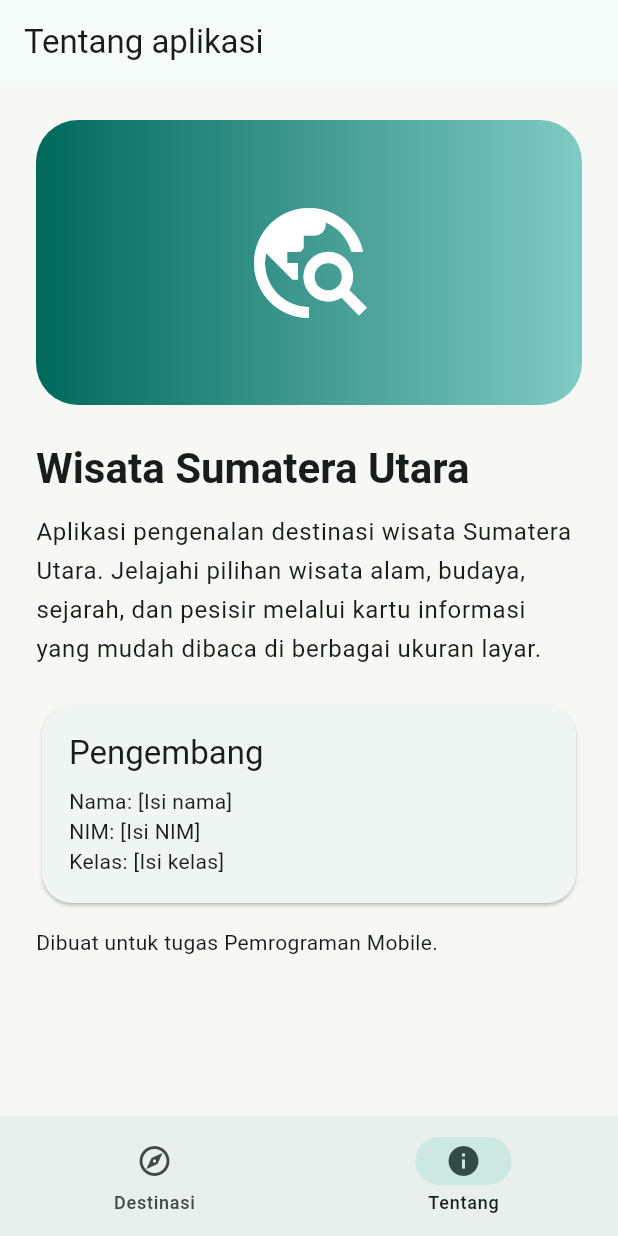
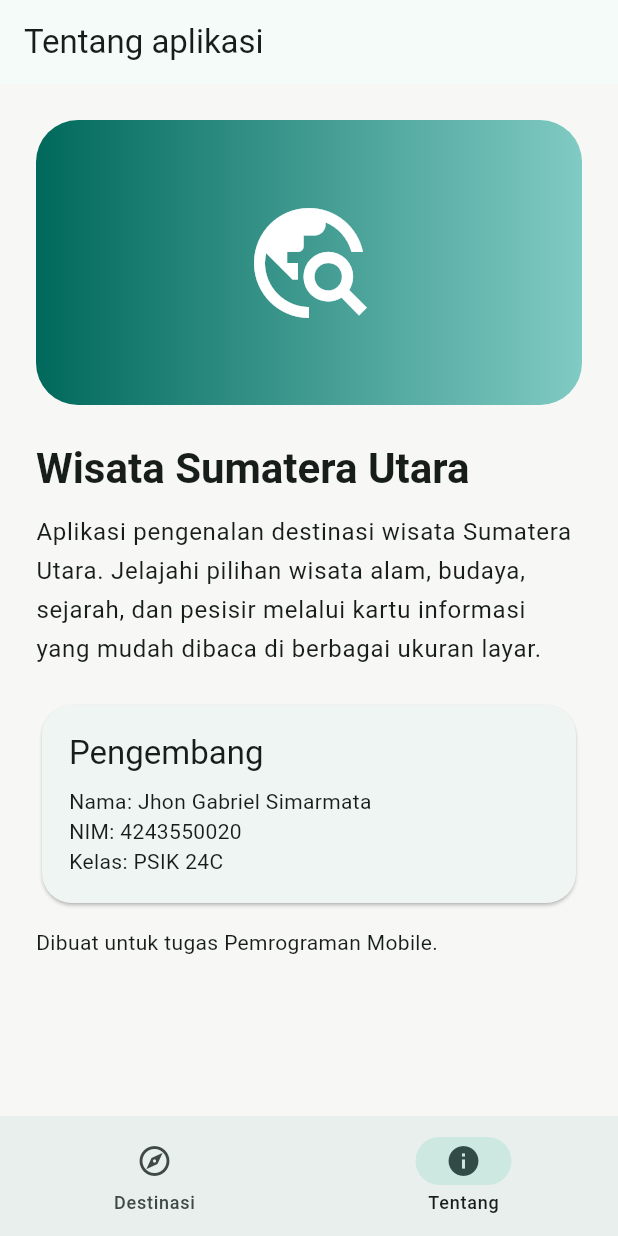
Before and after one commit to rielsimarmata/pm-tugas-06-4243550020, a Flutter app: the screen it shows after launch, item 2 of the bottom bar chosen, on a phone screen of 412 x 824 dp. Run offline on Flutter 3.47's test engine with Material 3 defaults, Android fonts, the phone set to English and light mode, and no system bars; our stand-ins replace go_router, material_ui.

Commit message:
docs: isi identitas pengembang

```diff
--- a/lib/halaman_tentang.dart
+++ b/lib/halaman_tentang.dart
@@ -52,9 +52,9 @@ class HalamanTentang extends StatelessWidget {
                     children: [
                       Text('Pengembang', style: tema.textTheme.titleLarge),
                       const SizedBox(height: 8),
-                      const Text('Nama: [Isi nama]'),
-                      const Text('NIM: [Isi NIM]'),
-                      const Text('Kelas: [Isi kelas]'),
+                      const Text('Nama: Jhon Gabriel Simarmata'),
+                      const Text('NIM: 4243550020'),
+                      const Text('Kelas: PSIK 24C'),
                     ],
                   ),
                 ),
```
Also changed, not shown: 1 other file.
